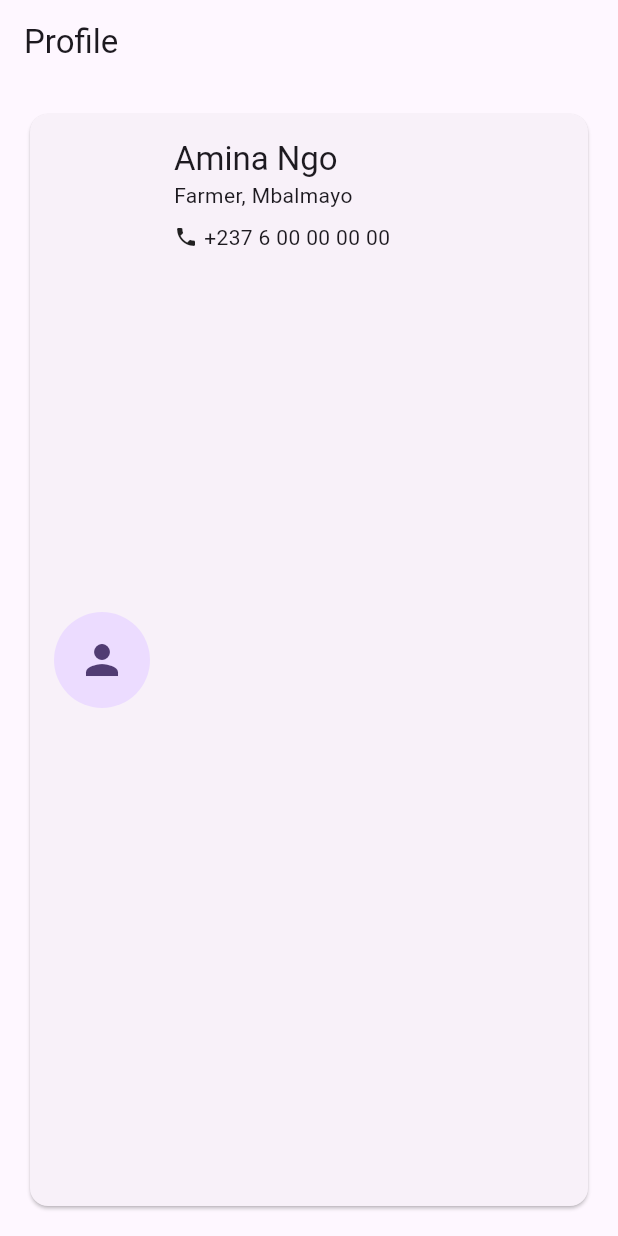
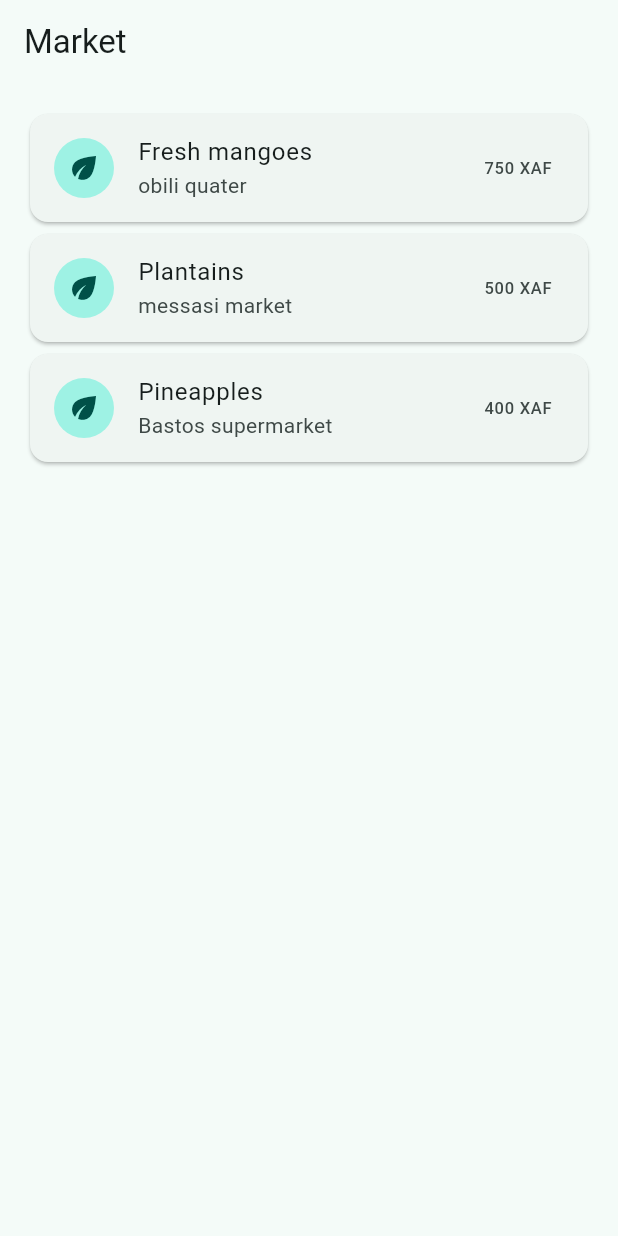
Before and after one commit to techgirl911/flutter_application_1, a Flutter app: the screen it shows after launch, on a phone screen of 412 x 824 dp. Run offline on Flutter 3.47's test engine with Material 3 defaults, Android fonts, the phone set to English and light mode, and no system bars.

Commit message:
complete overide of previous main showing list of items in a List View

```diff
--- a/lib/main.dart
+++ b/lib/main.dart
@@ -1,75 +1,58 @@
 import 'package:flutter/material.dart';
 
-void main() => runApp(const CardApp());
+void main() => runApp(const ListApp());
 
-class CardApp extends StatelessWidget {
-  const CardApp({super.key});
+// The data: one class, one object per row
+class Item {
+  const Item(this.name, this.detail, this.price);
+
+  final String name;
+  final String detail;
+  final int price;
+}
+
+class ListApp extends StatelessWidget {
+  const ListApp({super.key});
 
   @override
   Widget build(BuildContext context) {
     return MaterialApp(
       theme: ThemeData(
-        colorScheme: ColorScheme.fromSeed(
-          seedColor: const Color.fromARGB(255, 72, 0, 150),
-        ),
+        colorScheme: ColorScheme.fromSeed(seedColor: Colors.teal),
       ),
-      home: Scaffold(
-        appBar: AppBar(title: const Text('Profile')),
-        body: const Padding(
-          padding: EdgeInsets.all(16),
-          child: ProfileCard(
-            name: 'Amina Ngo',
-            role: 'Farmer, Mbalmayo',
-            phone: '+237 6 00 00 00 00',
-          ),
-        ),
+      home: const ItemListScreen(),
+    );
+  }
+}
+
+class ItemListScreen extends StatelessWidget {
+  const ItemListScreen({super.key});
+
+  @override
+  Widget build(BuildContext context) {
+    const items = [
+      Item('Fresh mangoes', 'obili quater', 750),
+      Item('Plantains', 'messasi market', 500),
+      Item('Pineapples', 'Bastos supermarket', 400),
+    ];
+
+    return Scaffold(
+      appBar: AppBar(title: const Text('Market')),
+      body: ListView.builder(
+        padding: const EdgeInsets.all(16),
+        itemCount: items.length,
+        itemBuilder: (context, index) {
+          final item = items[index];
+          return Card(
+            child: ListTile(
+              leading: const CircleAvatar(child: Icon(Icons.eco)),
+              title: Text(item.name),
+              subtitle: Text(item.detail),
+              trailing: Text('${item.price} XAF'),
+            ),
+          );
+        },
       ),
     );
   }
 }
-
-class ProfileCard extends StatelessWidget {
-  const ProfileCard({
-    super.key,
-    required this.name,
-    required this.role,
-    required this.phone,
-  });
-
-  final String name;
-  final String role;
-  final String phone;
-
-  @override
-  Widget build(BuildContext context) {
-    final textTheme = Theme.of(context).textTheme;
-    return Card(
-      child: Padding(
-        padding: const EdgeInsets.all(16),
-        child: Row(
-          children: [
-            const CircleAvatar(radius: 32, child: Icon(Icons.person, size: 32)),
-            const SizedBox(width: 16),
-            Expanded(
-              child: Column(
-                crossAxisAlignment: CrossAxisAlignment.start,
-                children: [
-                  Text(name, style: textTheme.titleLarge),
-                  Text(role),
-                  const SizedBox(height: 8),
-                  Row(
-                    children: [
-                      const Icon(Icons.phone, size: 16),
-                      const SizedBox(width: 4),
-                      Text(phone),
-                    ],
-                  ),
-                ],
-              ),
-            ),
-          ],
-        ),
-      ),
-    );
-  }
-}
```
